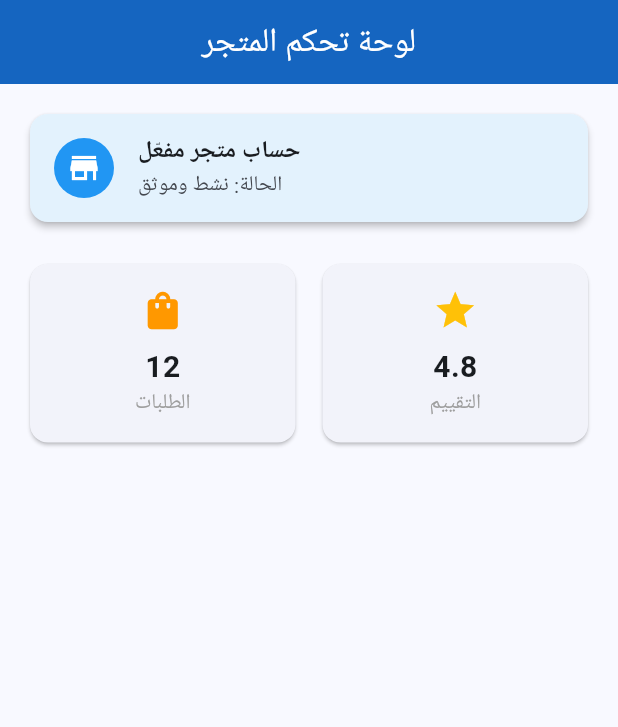
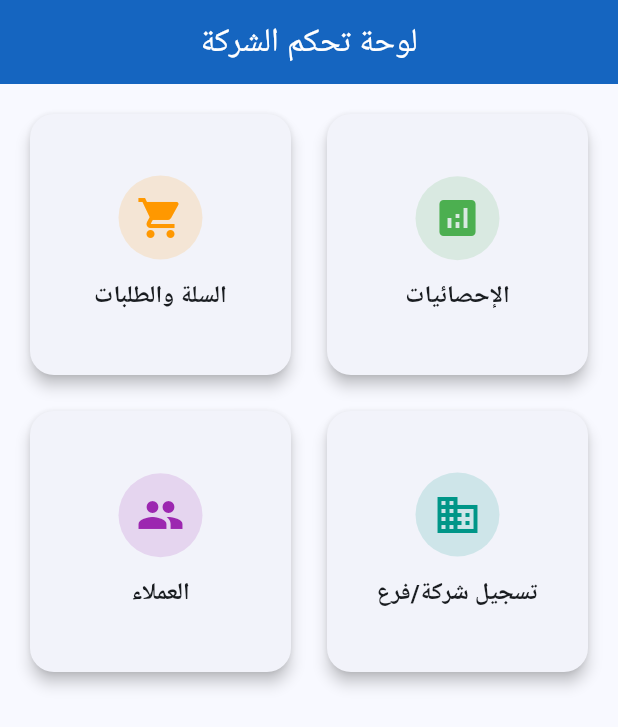
Before and after one commit to nore1982/my-flutter-app, a Flutter app: the DashboardScreen screen opened directly, on a phone screen of 412 x 824 dp. Shown: the top 727 px of the screen. Run offline on Flutter 3.47's test engine with Material 3 defaults, Android fonts, the phone set to English and light mode, and no system bars; our stand-ins replace cloud_firestore, firebase_core, shared_preferences; accounts and stored records are empty; Roboto replaces fonts that are missing (Cairo).

Commit message:
Fix dashboard imports and structure

```diff
--- a/lib/presentation/screens/dashboard/dashboard_screen.dart
+++ b/lib/presentation/screens/dashboard/dashboard_screen.dart
@@ -1,81 +1,108 @@
 import 'package:flutter/material.dart';
 
+// الرجوع خطوة للخلف للوصول لشاشات مجلد screens
+import '../analytics_screen.dart';
+import '../cart_screen.dart';
+import '../company_registration_screen.dart';
+import '../customers_screen.dart';
+
 class DashboardScreen extends StatelessWidget {
-  final String userType;
+  final String? userType;
 
-  const DashboardScreen({
-    super.key,
-    this.userType = 'company', // قيمة افتراضية تجنباً لأي خطأ
-  });
+  const DashboardScreen({super.key, this.userType});
 
   @override
   Widget build(BuildContext context) {
-    final bool isCompany = userType == 'company';
-
     return Scaffold(
       appBar: AppBar(
-        title: Text(isCompany ? 'لوحة تحكم المتجر' : 'لوحة تحكم الحرفي'),
-        backgroundColor: isCompany ? Colors.blue.shade800 : Colors.teal.shade800,
+        title: Text(userType == 'company' ? 'لوحة تحكم الشركة' : 'لوحة التحكم الرئيسية'),
+        backgroundColor: Colors.blue.shade800,
         foregroundColor: Colors.white,
         centerTitle: true,
       ),
-      body: SingleChildScrollView(
+      body: Padding(
         padding: const EdgeInsets.all(16.0),
-        child: Column(
+        child: GridView.count(
+          crossAxisCount: 2,
+          crossAxisSpacing: 16,
+          mainAxisSpacing: 16,
           children: [
-            Card(
-              elevation: 2,
-              color: isCompany ? Colors.blue.shade50 : Colors.teal.shade50,
-              child: ListTile(
-                leading: CircleAvatar(
-                  backgroundColor: isCompany ? Colors.blue : Colors.teal,
-                  child: Icon(
-                    isCompany ? Icons.store : Icons.person,
-                    color: Colors.white,
+            _buildDashboardItem(
+              context,
+              title: 'السلة والطلبات',
+              icon: Icons.shopping_cart,
+              color: Colors.orange,
+              onTap: () => Navigator.push(
+                context,
+                MaterialPageRoute(builder: (_) => const CartScreen()),
               ),
             ),
-                title: Text(
-                  isCompany ? 'حساب متجر مفعّل' : 'حساب حرفي مفعّل',
-                  style: const TextStyle(fontWeight: FontWeight.bold),
-                ),
-                subtitle: const Text('الحالة: نشط وموثق'),
+            _buildDashboardItem(
+              context,
+              title: 'الإحصائيات',
+              icon: Icons.analytics,
+              color: Colors.green,
+              onTap: () => Navigator.push(
+                context,
+                MaterialPageRoute(builder: (_) => const AnalyticsScreen()),
               ),
             ),
-            const SizedBox(height: 20),
-            Row(
-              children: [
-                Expanded(
-                  child: Card(
-                    child: Padding(
-                      padding: const EdgeInsets.all(16.0),
-                      child: Column(
-                        children: [
-                          const Icon(Icons.shopping_bag, color: Colors.orange, size: 30),
-                          const SizedBox(height: 8),
-                          const Text('12', style: TextStyle(fontSize: 20, fontWeight: FontWeight.bold)),
-                          Text(isCompany ? 'الطلبات' : 'الخدمات', style: const TextStyle(color: Colors.grey)),
-                        ],
+            _buildDashboardItem(
+              context,
+              title: 'العملاء',
+              icon: Icons.people,
+              color: Colors.purple,
+              onTap: () => Navigator.push(
+                context,
+                MaterialPageRoute(builder: (_) => const CustomersScreen()),
               ),
             ),
-                  ),
-                ),
-                const SizedBox(width: 10),
-                Expanded(
-                  child: Card(
-                    child: Padding(
-                      padding: const EdgeInsets.all(16.0),
-                      child: Column(
-                        children: [
-                          const Icon(Icons.star, color: Colors.amber, size: 30),
-                          const SizedBox(height: 8),
-                          const Text('4.8', style: TextStyle(fontSize: 20, fontWeight: FontWeight.bold)),
-                          const Text('التقييم', style: TextStyle(color: Colors.grey)),
-                        ],
-                      ),
+            _buildDashboardItem(
+              context,
+              title: 'تسجيل شركة/فرع',
+              icon: Icons.business,
+              color: Colors.teal,
+              onTap: () => Navigator.push(
+                context,
+                MaterialPageRoute(
+                  builder: (_) => const CompanyRegistrationScreen(),
                 ),
               ),
             ),
           ],
+        ),
+      ),
+    );
+  }
+
+  Widget _buildDashboardItem(
+    BuildContext context, {
+    required String title,
+    required IconData icon,
+    required Color color,
+    required VoidCallback onTap,
+  }) {
+    return InkWell(
+      onTap: onTap,
+      borderRadius: BorderRadius.circular(16),
+      child: Card(
+        elevation: 4,
+        shape: RoundedRectangleBorder(borderRadius: BorderRadius.circular(16)),
+        child: Column(
+          mainAxisAlignment: MainAxisAlignment.center,
+          children: [
+            CircleAvatar(
+              radius: 28,
+              backgroundColor: color.withOpacity(0.15),
+              child: Icon(icon, size: 32, color: color),
+            ),
+            const SizedBox(height: 12),
+            Text(
+              title,
+              style: const TextStyle(
+                fontSize: 16,
+                fontWeight: FontWeight.bold,
+              ),
             ),
           ],
         ),
```
Lines whose indentation alone changed are shown as unchanged.
